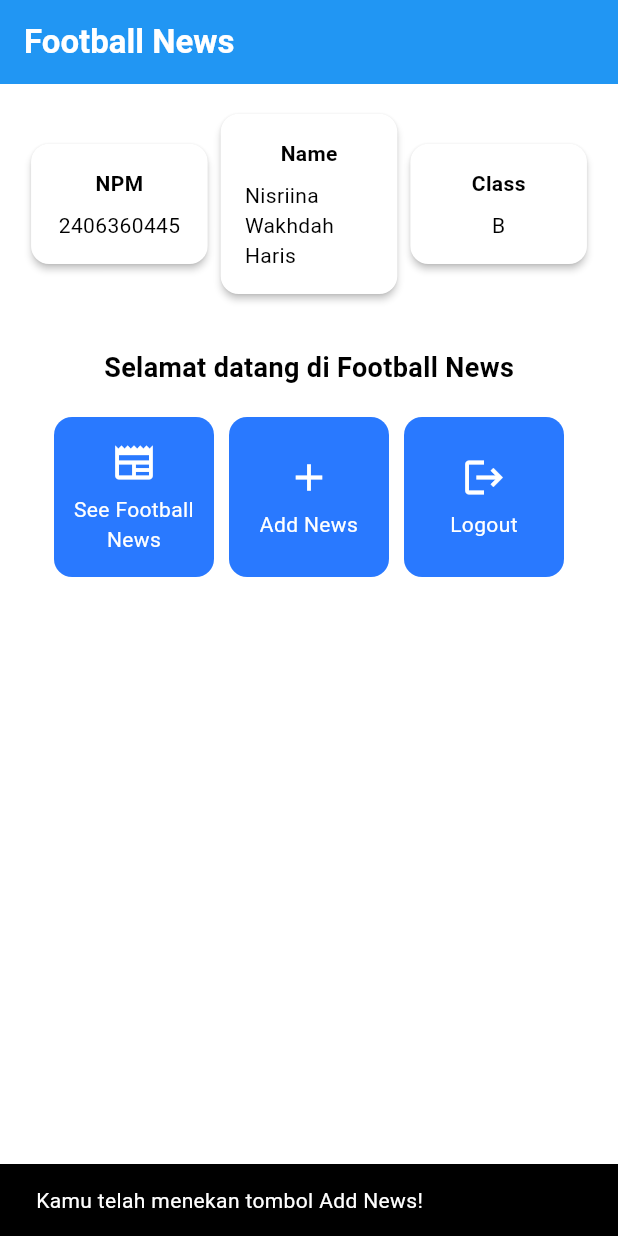
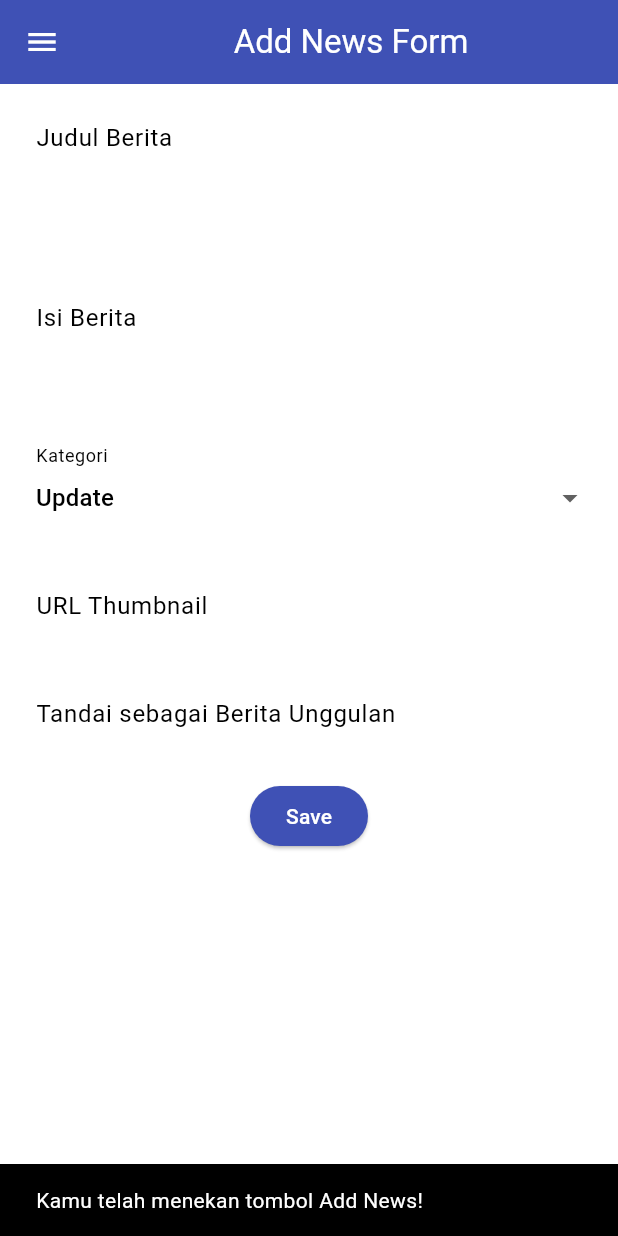
Before and after one commit to NisriinaWakhdah/football-news-mobile, a Flutter app: the screen it shows after launch, after a tap on "Add News", on a phone screen of 412 x 824 dp. Run offline on Flutter 3.47's test engine with Material 3 defaults, Android fonts, the phone set to English and light mode, and no system bars.

Commit message:
Tutorial 7 Selesai

```diff
--- a/lib/main.dart
+++ b/lib/main.dart
@@ -1,5 +1,5 @@
 import 'package:flutter/material.dart';
-import 'package:football_news/menu.dart';
+import 'package:football_news/screens/menu.dart';
 
 void main() {
   runApp(const MyApp());
--- a/lib/menu.dart
+++ b/lib/screens/menu.dart
@@ -1,4 +1,7 @@
 import 'package:flutter/material.dart';
+import 'package:football_news/widgets/left_drawer.dart';
+import 'package:football_news/widgets/news_card.dart';
+
 class MyHomePage extends StatelessWidget {
   MyHomePage({super.key});
 
@@ -29,6 +32,7 @@ class MyHomePage extends StatelessWidget {
       // Warna latar belakang AppBar diambil dari skema warna tema aplikasi.
       backgroundColor: Theme.of(context).colorScheme.primary,
     ),
+    drawer: LeftDrawer(),
     // Body halaman dengan padding di sekelilingnya.
     body: Padding(
       padding: const EdgeInsets.all(16.0),
@@ -136,58 +140,3 @@ class ItemHomepage{
 
   ItemHomepage(this.name, this.icon);
 }
-
-
-class ItemCard extends StatelessWidget {
-  // Menampilkan kartu dengan ikon dan nama.
-
-  final ItemHomepage item;
-
-  const ItemCard(this.item, {super.key});
-
-  @override
-  Widget build(BuildContext context) {
-    return Material(
-      // Menentukan warna latar belakang dari tema aplikasi.
-      color: Theme.of(context).colorScheme.secondary,
-      // Membuat sudut kartu melengkung.
-      borderRadius: BorderRadius.circular(12),
-
-      child: InkWell(
-        // Aksi ketika kartu ditekan.
-        onTap: () {
-          // Menampilkan pesan SnackBar saat kartu ditekan.
-          ScaffoldMessenger.of(context)
-            ..hideCurrentSnackBar()
-            ..showSnackBar(
-              SnackBar(content: Text("Kamu telah menekan tombol ${item.name}!"))
-            );
-        },
-        // Container untuk menyimpan Icon dan Text
-        child: Container(
-          padding: const EdgeInsets.all(8),
-          child: Center(
-            child: Column(
-              // Menyusun ikon dan teks di tengah kartu.
-              mainAxisAlignment: MainAxisAlignment.center,
-              children: [
-                Icon(
-                  item.icon,
-                  color: Colors.white,
-                  size: 30.0,
-                ),
-                const Padding(padding: EdgeInsets.all(3)),
-                Text(
-                  item.name,
-                  textAlign: TextAlign.center,
-                  style: const TextStyle(color: Colors.white),
-                ),
-              ],
-            ),
-          ),
-        ),
-      ),
-    );
-  }
-
-}
--- /dev/null
+++ b/lib/screens/newslist_form.dart
@@ -0,0 +1,216 @@
+import 'package:flutter/material.dart';
+import 'package:football_news/widgets/left_drawer.dart'; // Impor drawer yang sudah dibuat sebelumnya
+
+class NewsFormPage extends StatefulWidget {
+    const NewsFormPage({super.key});
+
+    @override
+    State<NewsFormPage> createState() => _NewsFormPageState();
+}
+
+class _NewsFormPageState extends State<NewsFormPage> {
+  final _formKey = GlobalKey<FormState>();
+  String _title = "";
+  String _content = "";
+  String _category = "update"; // default
+  String _thumbnail = "";
+  bool _isFeatured = false; // default
+
+  final List<String> _categories = [
+    'transfer',
+    'update',
+    'exclusive',
+    'match',
+    'rumor',
+    'analysis',
+  ];
+
+  @override
+  Widget build(BuildContext context) {
+    return Scaffold(
+      appBar: AppBar(
+        title: const Center(
+          child: Text(
+            'Add News Form',
+          ),
+        ),
+        backgroundColor: Colors.indigo,
+        foregroundColor: Colors.white,
+      ),
+      drawer: LeftDrawer(),   // Tambahkan drawer yang sudah dibuat di sini
+      body: Form(
+        key: _formKey,
+        child: SingleChildScrollView(
+          child: Column(
+            crossAxisAlignment: CrossAxisAlignment.start,
+            children: [
+              // ===== title ======
+              Padding(
+                padding: const EdgeInsets.all(8.0),
+                child: TextFormField(
+                  decoration: InputDecoration(
+                    hintText: "Judul Berita",
+                    labelText: "Judul Berita",
+                    border: OutlineInputBorder(
+                      borderRadius: BorderRadius.circular(5.0),
+                    ),
+                  ),
+                  onChanged: (String? value) {
+                    setState(() {
+                      _title = value!;
+                    });
+                  },
+                  validator: (String? value){
+                    if (value == null || value.isEmpty){
+                      return "Judul tidak boleh kosong!";
+                    }
+                    return null;
+                  },
+                ),
+              ),
+
+              // === Content ===
+              Padding(
+                padding: const EdgeInsets.all(8.0),
+                child: TextFormField(
+                  maxLines: 5,
+                  decoration: InputDecoration(
+                    hintText: "Isi Berita",
+                    labelText: "Isi Berita",
+                    border: OutlineInputBorder(
+                      borderRadius: BorderRadius.circular(5.0),
+                    ),
+                  ),
+                  onChanged: (String? value) {
+                    setState(() {
+                      _content = value!;
+                    });
+                  },
+                  validator: (String? value) {
+                    if (value == null || value.isEmpty) {
+                      return "Isi berita tidak boleh kosong!";
+                    }
+                    return null;
+                  },
+                ),
+              ),
+
+              // === Category ===
+              Padding(
+                padding: const EdgeInsets.all(8.0),
+                child: DropdownButtonFormField<String>(
+                  decoration: InputDecoration(
+                    labelText: "Kategori",
+                    border: OutlineInputBorder(
+                      borderRadius: BorderRadius.circular(5.0),
+                    ),
+                  ),
+                  initialValue: _category,
+                  items: _categories
+                      .map((cat) => DropdownMenuItem(
+                            value: cat,
+                            child: Text(
+                                cat[0].toUpperCase() + cat.substring(1)),
+                          ))
+                      .toList(),
+                  onChanged: (String? newValue) {
+                    setState(() {
+                      _category = newValue!;
+                    });
+                  },
+                ),
+              ),
+
+              // === Thumbnail URL ===
+              Padding(
+                padding: const EdgeInsets.all(8.0),
+                child: TextFormField(
+                  decoration: InputDecoration(
+                    hintText: "URL Thumbnail (opsional)",
+                    labelText: "URL Thumbnail",
+                    border: OutlineInputBorder(
+                      borderRadius: BorderRadius.circular(5.0),
+                    ),
+                  ),
+                  onChanged: (String? value) {
+                    setState(() {
+                      _thumbnail = value!;
+                    });
+                  },
+                ),
+              ),
+
+              // === Is Featured ===
+              Padding(
+                padding: const EdgeInsets.all(8.0),
+                child: SwitchListTile(
+                  title: const Text("Tandai sebagai Berita Unggulan"),
+                  value: _isFeatured,
+                  onChanged: (bool value) {
+                    setState(() {
+                      _isFeatured = value;
+                    });
+                  },
+                ),
+              ),
+
+              // === Tombol Simpan ===
+              Align(
+                alignment: Alignment.bottomCenter,
+                child: Padding(
+                padding: const EdgeInsets.all(8.0),
+                child: ElevatedButton(
+                    style: ButtonStyle(
+                      backgroundColor:
+                          WidgetStateProperty.all(Colors.indigo),
+                    ),
+                    onPressed: () {
+                      if (_formKey.currentState!.validate()) {
+                        showDialog(
+                          context: context,
+                          builder: (context) {
+                            return AlertDialog(
+                              title: const Text('Produk berhasil tersimpan'),
+                              content: SingleChildScrollView(
+                                child: Column(
+                                  crossAxisAlignment:
+                                      CrossAxisAlignment.start,
+                                  children: [
+                                    Text('Judul: $_title'),
+                                      Text('Isi: $_content'),
+                                      Text('Kategori: $_category'),
+                                      Text('Thumbnail: $_thumbnail'),
+                                      Text(
+                                          'Unggulan: ${_isFeatured ? "Ya" : "Tidak"}'),
+                                  ],
+                                ),
+                              ),
+                              actions: [
+                                TextButton(
+                                  child: const Text('OK'),
+                                  onPressed: () {
+                                    Navigator.pop(context);
+                                    _formKey.currentState!.reset();
+                                  },
+                                ),
+                              ],
+                            );
+                          },
+                        );
+
+                      }
+                    },
+                    child: const Text(
+                      "Save",
+                      style: TextStyle(color: Colors.white),
+                    ),
+                  ),
+                ),
+              ),
+            ],
+          ),
+        ),
+      ),
+    );
+  }
+}
--- /dev/null
+++ b/lib/widgets/left_drawer.dart
@@ -0,0 +1,67 @@
+import 'package:flutter/material.dart';
+import 'package:football_news/screens/menu.dart';
+import 'package:football_news/screens/newslist_form.dart';
+
+class LeftDrawer extends StatelessWidget{
+  const LeftDrawer({super.key});
+
+  @override
+  Widget build(BuildContext context){
+    return Drawer(
+      child: ListView(
+        children: [
+          const DrawerHeader(
+            decoration: BoxDecoration(
+              color: Colors.blue,
+            ),
+            child: Column(
+              children: [
+                Text(
+                  'Football News',
+                  textAlign: TextAlign.center,
+                  style: TextStyle(
+                    fontSize: 30,
+                    fontWeight: FontWeight.bold,
+                    color: Colors.white,
+                  ),
+                ),
+                Padding(padding: EdgeInsets.all(10)),
+                Text("Seluruh berita sepak bola terkini di sini!",
+                    // Tambahkan gaya teks dengan center alignment, font ukuran 15, warna putih, dan weight biasa
+                    textAlign: TextAlign.center,
+                    style: TextStyle(
+                      fontWeight: FontWeight.normal,
+                      fontSize: 15.0,
+                      color: Colors.white,
+                    ),
+                ),
+              ],
+            )
+          ),
+          ListTile(
+            leading: const Icon(Icons.home_outlined),
+            title: const Text('Home'),
+            // Bagian redirection ke MyHomePage
+            onTap: (){
+              Navigator.pushReplacement(
+                context, MaterialPageRoute(builder: (context) => MyHomePage()
+                ));
+            },
+          ),
+          ListTile(
+            leading: const Icon(Icons.post_add),
+            title: const Text('Add News'),
+            // Bagian redirection ke NewsFormPage
+            onTap: (){
+              /*
+              Buatlah routing ke NewsFormPage di sini,
+              setelah halaman NewsFormPage sudah dibuat.
+              */
+              Navigator.push(context, MaterialPageRoute(builder: (context) => NewsFormPage(),));
+            },
+          ),
+        ],
+      ),
+    );
+  }
+}
--- /dev/null
+++ b/lib/widgets/news_card.dart
@@ -0,0 +1,60 @@
+import 'package:flutter/material.dart';
+import 'package:football_news/screens/newslist_form.dart';
+import 'package:football_news/screens/menu.dart';
+
+class ItemCard extends StatelessWidget {
+  // Menampilkan kartu dengan ikon dan nama.
+
+  final ItemHomepage item;
+
+  const ItemCard(this.item, {super.key});
+
+  @override
+  Widget build(BuildContext context) {
+    return Material(
+      // Menentukan warna latar belakang dari tema aplikasi.
+      color: Theme.of(context).colorScheme.secondary,
+      // Membuat sudut kartu melengkung.
+      borderRadius: BorderRadius.circular(12),
+
+      child: InkWell(
+        // Aksi ketika kartu ditekan.
+        onTap: () {
+          // Menampilkan pesan SnackBar saat kartu ditekan.
+          ScaffoldMessenger.of(context)
+            ..hideCurrentSnackBar()
+            ..showSnackBar(
+              SnackBar(content: Text("Kamu telah menekan tombol ${item.name}!"))
+            );
+          if (item.name == "Add News"){
+            // Gunakan Navigator.push untuk melakukan navigasi ke MaterialPageRoute yang mencakup NewsFormPage.
+            Navigator.push(context, MaterialPageRoute(builder: (context) => NewsFormPage()));
+          }
+        },
+        // Container untuk menyimpan Icon dan Text
+        child: Container(
+          padding: const EdgeInsets.all(8),
+          child: Center(
+            child: Column(
+              // Menyusun ikon dan teks di tengah kartu.
+              mainAxisAlignment: MainAxisAlignment.center,
+              children: [
+                Icon(
+                  item.icon,
+                  color: Colors.white,
+                  size: 30.0,
+                ),
+                const Padding(padding: EdgeInsets.all(3)),
+                Text(
+                  item.name,
+                  textAlign: TextAlign.center,
+                  style: const TextStyle(color: Colors.white),
+                ),
+              ],
+            ),
+          ),
+        ),
+      ),
+    );
+  }
+}
```
